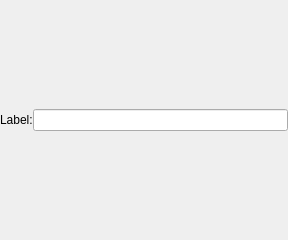
The window that AttributeWidgets/stringwidget.ui (oVooVo/Splines) describes before a commit, drawn with Qt 5.
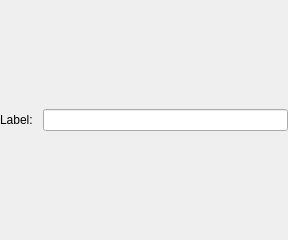
The same window after the commit.

What changed in the file:
```diff
--- a/AttributeWidgets/stringwidget.ui
+++ b/AttributeWidgets/stringwidget.ui
@@ -15,7 +15,7 @@
   </property>
   <layout class="QHBoxLayout" name="horizontalLayout">
    <property name="spacing">
-    <number>0</number>
+    <number>10</number>
    </property>
    <property name="margin">
     <number>0</number>
```
